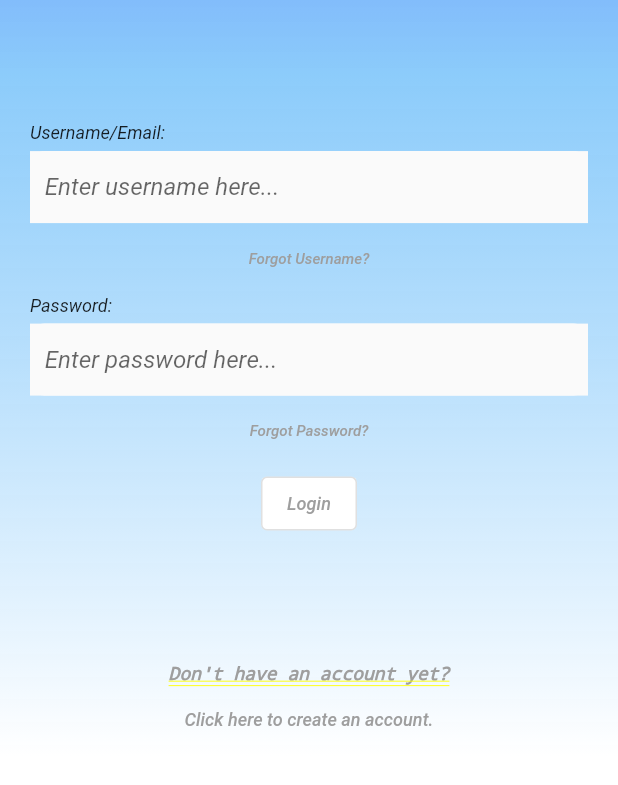
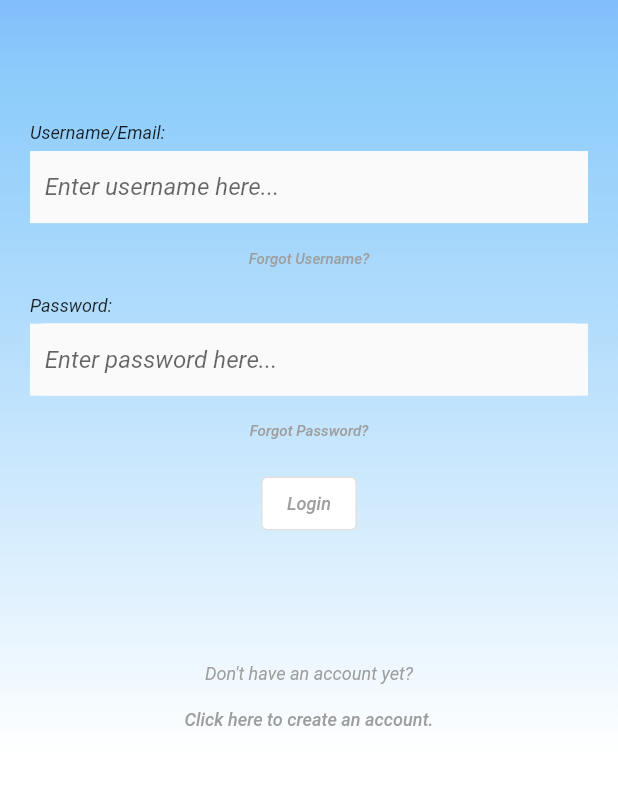
Before and after one commit to nextstepsyep/community-on-demand-2021, a Flutter app: the NavigationScreen screen opened directly, after a tap on "sign out", on a phone screen of 412 x 824 dp, the part 379-1164 px from its top. Run offline on Flutter 3.47's test engine with Material 2 defaults, Android fonts, the phone set to English and light mode, and no system bars; our stand-ins replace firebase_auth, firebase_core; accounts and stored records are empty.

Commit message:
Fix small formatting

```diff
--- a/lib/Screens/Login/login_screen.dart
+++ b/lib/Screens/Login/login_screen.dart
@@ -48,13 +48,16 @@ class LoginScreen extends StatelessWidget {
               SizedBox(
                 height: screenHeight * 0.1,
               ),
-              Text(
+              Material(
+                color: Colors.transparent,
+                child: Text(
                   'Don\'t have an account yet?',
                   style: TextStyle(
                     fontSize: 12.0,
                     fontStyle: FontStyle.italic,
                     color: Colors.grey,
                   ),
+                )
               ),
               TextButton(
                 onPressed: () {
```
Lines whose indentation alone changed are shown as unchanged.
